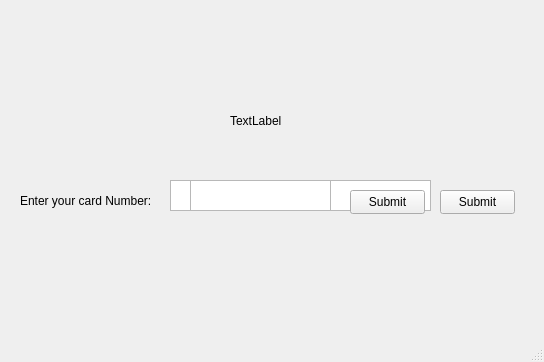
First picture: the form in ATM/mainwindow.ui, repository CS3560-3-3/Bank-ATM-Subsystem, before the edit.
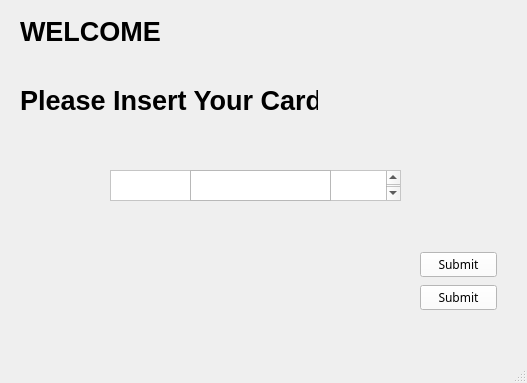
Second picture: the form after the edit.

```diff
--- a/ATM/mainwindow.ui
+++ b/ATM/mainwindow.ui
@@ -6,61 +6,47 @@
    <rect>
     <x>0</x>
     <y>0</y>
-    <width>544</width>
-    <height>362</height>
+    <width>527</width>
+    <height>383</height>
    </rect>
   </property>
+  <property name="font">
+   <font>
+    <family>Segoe MDL2 Assets</family>
+   </font>
+  </property>
   <property name="windowTitle">
    <string>MainWindow</string>
   </property>
+  <property name="styleSheet">
+   <string notr="true"/>
+  </property>
   <widget class="QWidget" name="centralwidget">
-   <widget class="QPushButton" name="submit">
-    <property name="geometry">
-     <rect>
-      <x>440</x>
-      <y>190</y>
-      <width>75</width>
-      <height>24</height>
-     </rect>
-    </property>
-    <property name="text">
-     <string>Submit</string>
-    </property>
-   </widget>
+   <property name="styleSheet">
+    <string notr="true">QWidget {
+background-color: 536A8F;
+}</string>
+   </property>
    <widget class="QTextEdit" name="txtCard">
     <property name="geometry">
      <rect>
-      <x>170</x>
-      <y>180</y>
-      <width>261</width>
+      <x>110</x>
+      <y>170</y>
+      <width>291</width>
       <height>31</height>
      </rect>
     </property>
-   </widget>
-   <widget class="QLabel" name="label">
-    <property name="geometry">
-     <rect>
-      <x>20</x>
-      <y>180</y>
-      <width>141</width>
-      <height>41</height>
-     </rect>
+    <property name="font">
+     <font>
+      <family>Segoe MDL2 Assets</family>
+      <pointsize>13</pointsize>
+     </font>
     </property>
-    <property name="text">
-     <string>Enter your card Number:</string>
-    </property>
-   </widget>
-   <widget class="QLabel" name="lblText">
-    <property name="geometry">
-     <rect>
-      <x>230</x>
-      <y>90</y>
-      <width>141</width>
-      <height>61</height>
-     </rect>
-    </property>
-    <property name="text">
-     <string>TextLabel</string>
+    <property name="styleSheet">
+     <string notr="true">QTextEdit {
+background-color: white;
+
+}</string>
     </property>
    </widget>
    <widget class="QTextEdit" name="pinTxt">
@@ -70,24 +56,100 @@
     <property name="geometry">
      <rect>
       <x>190</x>
-      <y>180</y>
+      <y>170</y>
       <width>141</width>
       <height>31</height>
      </rect>
     </property>
    </widget>
-   <widget class="QPushButton" name="pinSubmit">
+   <widget class="QWidget" name="verticalLayoutWidget">
     <property name="geometry">
      <rect>
-      <x>350</x>
-      <y>190</y>
-      <width>75</width>
-      <height>24</height>
+      <x>20</x>
+      <y>0</y>
+      <width>298</width>
+      <height>131</height>
      </rect>
     </property>
-    <property name="text">
-     <string>Submit</string>
+    <layout class="QVBoxLayout" name="verticalLayout_3">
+     <item>
+      <widget class="QLabel" name="lblText">
+       <property name="font">
+        <font>
+         <family>Segoe UI</family>
+         <pointsize>20</pointsize>
+         <bold>true</bold>
+        </font>
+       </property>
+       <property name="text">
+        <string>WELCOME</string>
+       </property>
+      </widget>
+     </item>
+     <item>
+      <widget class="QLabel" name="label">
+       <property name="font">
+        <font>
+         <family>Segoe UI</family>
+         <pointsize>20</pointsize>
+         <bold>true</bold>
+        </font>
+       </property>
+       <property name="text">
+        <string>Please Insert Your Card</string>
+       </property>
+      </widget>
+     </item>
+    </layout>
+   </widget>
+   <widget class="QWidget" name="horizontalLayoutWidget">
+    <property name="geometry">
+     <rect>
+      <x>420</x>
+      <y>230</y>
+      <width>77</width>
+      <height>82</height>
+     </rect>
     </property>
+    <layout class="QVBoxLayout" name="verticalLayout_4">
+     <item>
+      <spacer name="horizontalSpacer">
+       <property name="orientation">
+        <enum>Qt::Orientation::Horizontal</enum>
+       </property>
+       <property name="sizeHint" stdset="0">
+        <size>
+         <width>40</width>
+         <height>20</height>
+        </size>
+       </property>
+      </spacer>
+     </item>
+     <item>
+      <widget class="QPushButton" name="submit">
+       <property name="styleSheet">
+        <string notr="true">QPushButton{ 
+background-color: white;
+}</string>
+       </property>
+       <property name="text">
+        <string>Submit</string>
+       </property>
+      </widget>
+     </item>
+     <item>
+      <widget class="QPushButton" name="pinSubmit">
+       <property name="styleSheet">
+        <string notr="true">QPushButton {
+	background-color: white;
+}</string>
+       </property>
+       <property name="text">
+        <string>Submit</string>
+       </property>
+      </widget>
+     </item>
+    </layout>
    </widget>
   </widget>
   <widget class="QMenuBar" name="menubar">
```
Left out of the diff: 4 changed lines with no effect on the pictures.
